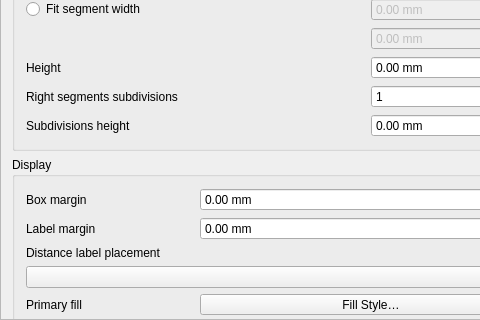
Above: src/ui/layout/qgslayoutscalebarwidgetbase.ui from qgis/QGIS before the change; both pictures show x 0 to 480 and y 409 to 729 of the 582 by 729 pixel window. Below: the same form after it.
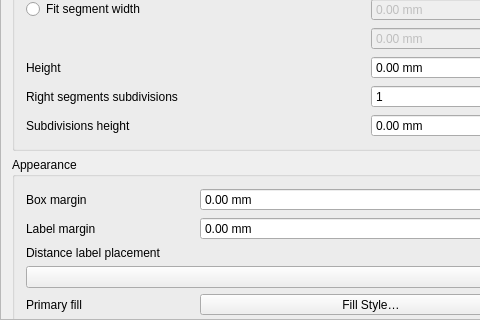
That is the form after the change. Custom widgets are drawn as their Qt base class.

Diff of the .ui file:
```diff
--- a/src/ui/layout/qgslayoutscalebarwidgetbase.ui
+++ b/src/ui/layout/qgslayoutscalebarwidgetbase.ui
@@ -529,7 +529,7 @@
           <enum>Qt::StrongFocus</enum>
          </property>
          <property name="title">
-          <string>Display</string>
+          <string>Appearance</string>
          </property>
          <property name="syncGroup" stdset="0">
           <string notr="true">composeritem</string>
```
